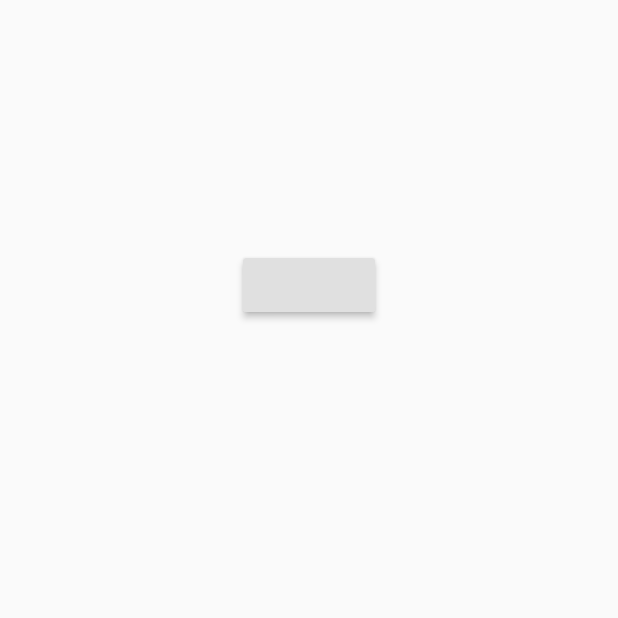
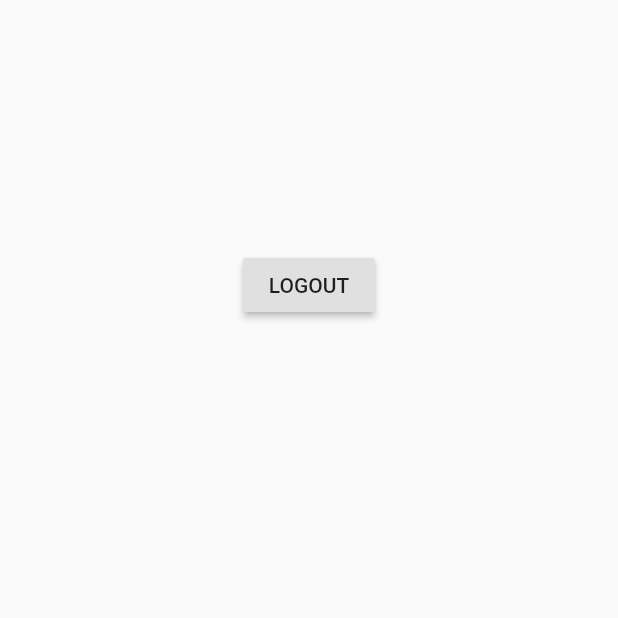
Before and after one commit to RomanNakonechnyi/flutter_app, a Flutter app: the Home screen opened by its route, on a phone screen of 412 x 824 dp, the top half of it. Run offline on Flutter 3.47's test engine with Material 2 defaults, Android fonts, the phone set to English and light mode, and no system bars; our stand-ins replace shared_preferences; accounts and stored records are empty.

Commit message:
Add button text

```diff
--- a/profile_me/lib/home.dart
+++ b/profile_me/lib/home.dart
@@ -20,7 +20,9 @@ class _HomeState extends State<Home> {
         child: Column(
           children: <Widget>[
             new Text(Settings.currentUser.fullName + Settings.currentUser.login),
-            new RaisedButton(onPressed: _executeLogOut),
+            new RaisedButton(onPressed: _executeLogOut,
+            child: Text("LOGOUT"),
+            ),
           ],
         ),
       ),
--- a/profile_me/lib/main.dart
+++ b/profile_me/lib/main.dart
@@ -1,14 +1,13 @@
 import 'dart:convert';
-
 import 'package:flutter/material.dart';
 import 'package:profile_me/helpers/settings.dart';
 import 'package:profile_me/passcodePage.dart';
 import 'package:profile_me/sign_in.dart';
 import 'package:shared_preferences/shared_preferences.dart';
-
 import 'helpers/strings.dart';
 import 'home.dart';
 import 'models/user.dart';
+
 Future<void> main() async {
   WidgetsFlutterBinding.ensureInitialized();
   var sp = await SharedPreferences.getInstance();
```
